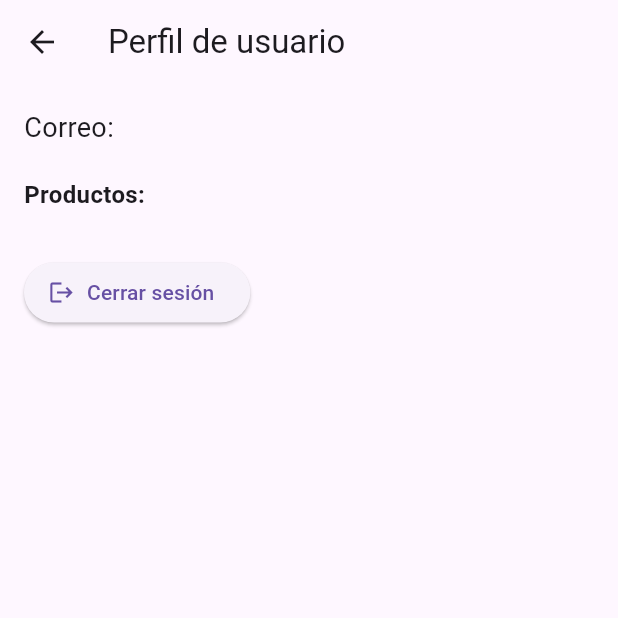
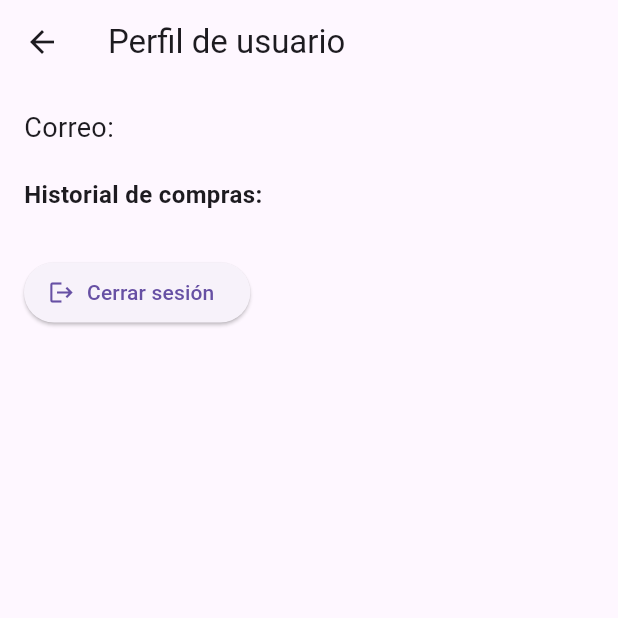
Before and after one commit to leenss6/examen-computacion-movil, a Flutter app: the ProfileScreen screen opened directly, on a phone screen of 412 x 824 dp, the top half of it. Run offline on Flutter 3.47's test engine with Material 3 defaults, Android fonts, the phone set to English and light mode, and no system bars; accounts and stored records are empty.

Commit message:
ajuste Profile_Screen

```diff
--- a/td3/lib/screens/profile_screen.dart
+++ b/td3/lib/screens/profile_screen.dart
@@ -53,7 +53,7 @@ class _ProfileScreenState extends State<ProfileScreen> {
                     ),
                     const SizedBox(height: 20),
                     const Text(
-                      'Productos:',
+                      'Historial de compras:',
                       style: TextStyle(
                         fontSize: 16,
                         fontWeight: FontWeight.bold,
```
